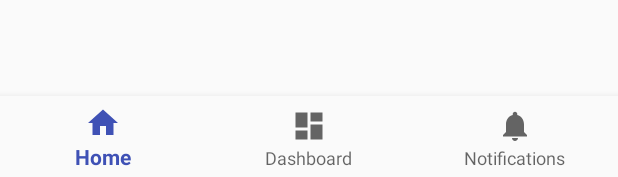
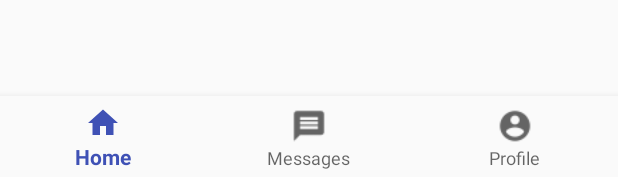
Before and after one commit to adrianbartnik/HackHPI, an Android app: the layout activity_main.xml on its own in the app's theme, with its tools: preview values and no code run, on a phone screen of 412 x 824 dp. Shown: the part 1056-1233 px from the top of the screen. Run offline under Robolectric (Android 15) with nearby library versions, the phone set to English and light mode, and no system bars.

Commit message:
Added icons

```diff
--- a/app/src/main/res/menu/navigation.xml
+++ b/app/src/main/res/menu/navigation.xml
@@ -7,13 +7,13 @@
         android:title="@string/title_home" />
 
     <item
-        android:id="@+id/navigation_dashboard"
-        android:icon="@drawable/ic_dashboard_black_24dp"
-        android:title="@string/title_dashboard" />
+        android:id="@+id/navigation_messages"
+        android:icon="@drawable/ic_message"
+        android:title="@string/title_messages" />
 
     <item
-        android:id="@+id/navigation_notifications"
-        android:icon="@drawable/ic_notifications_black_24dp"
-        android:title="@string/title_notifications" />
+        android:id="@+id/navigation_profile"
+        android:icon="@drawable/ic_account_circle"
+        android:title="@string/title_profile" />
 
 </menu>
--- a/app/src/main/res/values/strings.xml
+++ b/app/src/main/res/values/strings.xml
@@ -1,8 +1,8 @@
 <resources>
     <string name="app_name">Graden</string>
     <string name="title_home">Home</string>
-    <string name="title_dashboard">Dashboard</string>
-    <string name="title_notifications">Notifications</string>
+    <string name="title_messages">Messages</string>
+    <string name="title_profile">Profile</string>
     <string name="title_activity_maps">Map</string>
     <string name="title_activity_detail">DetailActivity</string>
     <string name="title_activity_main2">Main2Activity</string>
```
Also changed, not shown: app/src/main/java/hackhpi/de/graden/MainActivity.java (+16 -9 lines), app/src/main/res/drawable-hdpi/ic_account_circle.png (added), app/src/main/res/drawable-hdpi/ic_message.png (added), app/src/main/res/drawable-mdpi/ic_account_circle.png (added), app/src/main/res/drawable-mdpi/ic_message.png (added), app/src/main/res/drawable-xhdpi/ic_account_circle.png (added), app/src/main/res/drawable-xhdpi/ic_message.png (added), app/src/main/res/drawable-xxhdpi/ic_account_circle.png (added), app/src/main/res/drawable-xxhdpi/ic_message.png (added), app/src/main/res/drawable-xxxhdpi/ic_account_circle.png (added), app/src/main/res/drawable-xxxhdpi/ic_message.png (added).
